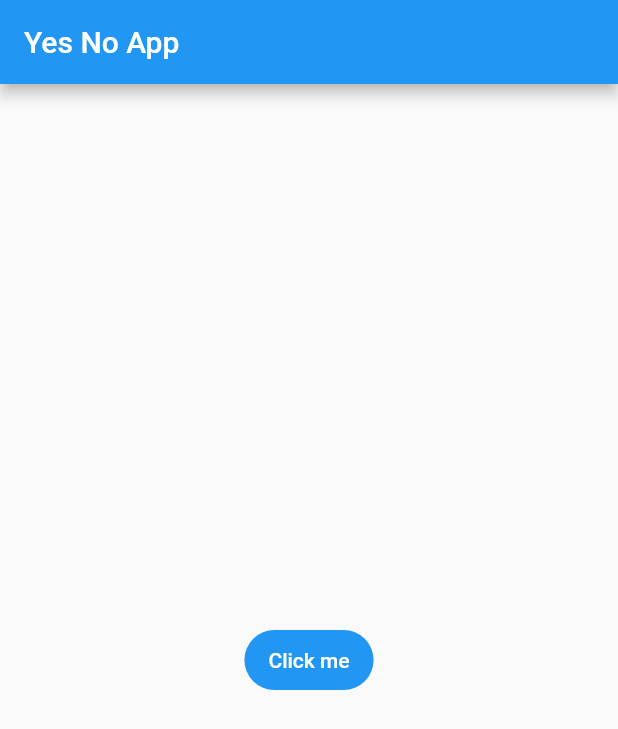
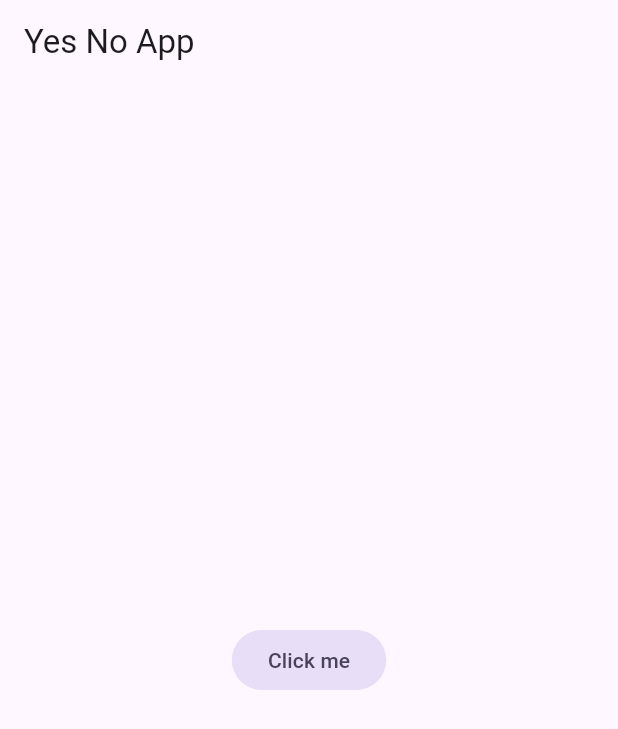
Before and after one commit to jermp96/yes_no_app, a Flutter app: the screen it shows after launch, on a phone screen of 412 x 824 dp. Shown: the top 729 px of the screen. Run offline on Flutter 3.47's test engine with Material 2 defaults, Android fonts, the phone set to English and light mode, and no system bars.

Commit message:
*global style edited

```diff
--- /dev/null
+++ b/lib/config/theme/app_theme.dart
@@ -0,0 +1,30 @@
+import 'package:flutter/material.dart';
+
+const Color _customColor = Color(0xFF4A1B9C);
+
+const List<Color> _colorThemes = [
+  _customColor,
+  Colors.blue,
+  Colors.teal,
+  Colors.green,
+  Colors.yellow,
+  Colors.orange,
+  Colors.pink
+];
+
+class AppTheme {
+
+  final int selectedColor;
+
+  AppTheme({
+    this.selectedColor = 0
+  }):assert(selectedColor >= 0 && selectedColor < _colorThemes.length,
+  'colors must be between 0 adn ${_colorThemes.length}');
+
+  ThemeData theme () {
+    return ThemeData(
+      useMaterial3: true,
+      colorSchemeSeed: _colorThemes[selectedColor]
+    );
+  }
+}
--- a/lib/main.dart
+++ b/lib/main.dart
@@ -1,4 +1,5 @@
 import 'package:flutter/material.dart';
+import 'package:yes_no_app/config/theme/app_theme.dart';
 
 void main() => runApp(MyApp());
 
@@ -11,6 +12,7 @@ class MyApp extends StatelessWidget {
     return MaterialApp(
       title: 'Material App',
       debugShowCheckedModeBanner: false,
+      theme: AppTheme(selectedColor: 0).theme(),
       home: Scaffold(
         appBar: AppBar(
           title: const Text('Yes No App'),
```
